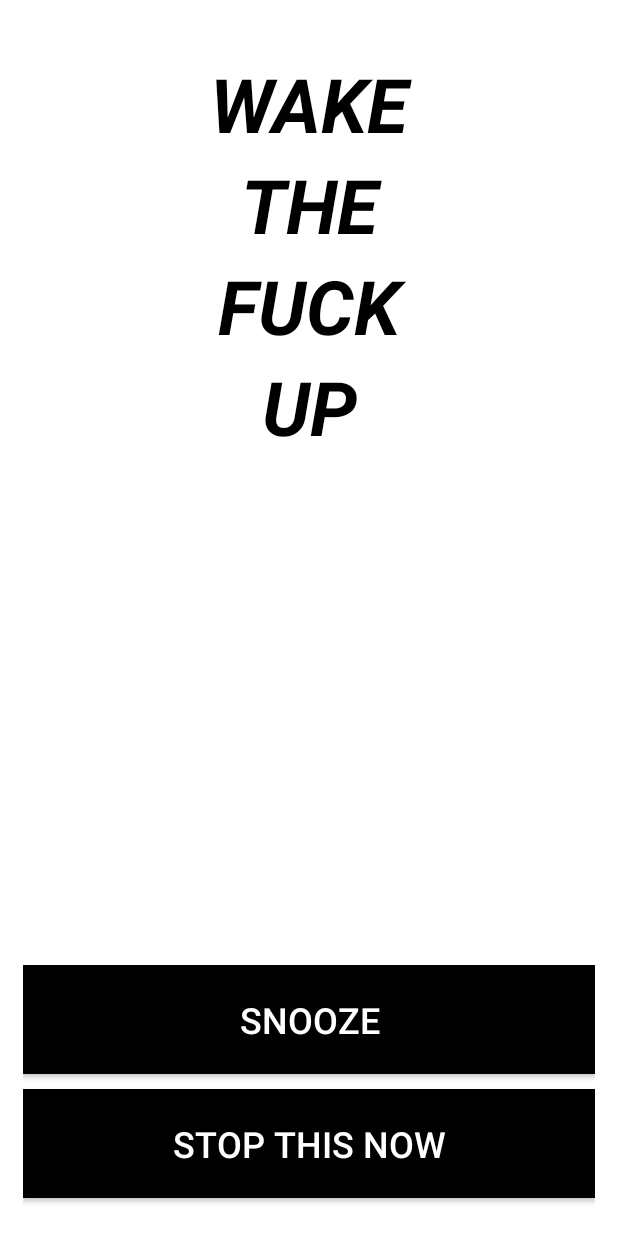
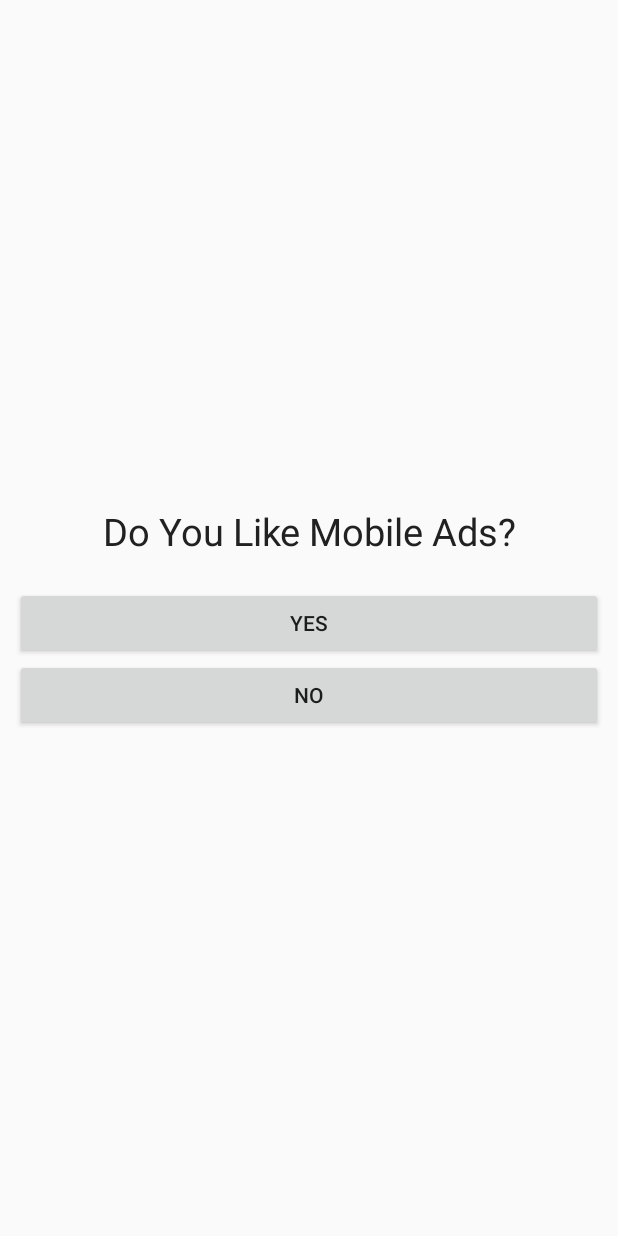
Before and after one commit to nickclaw/wtfu, an Android app: the WakeTheFuckUpActivity screen opened directly, with no data from a screen before it, after a tap on "STOP THIS NOW", on a phone screen of 412 x 824 dp. Run offline under Robolectric (Android 15) with nearby library versions, the phone set to English and light mode, and no system bars; our stand-ins replace AdMob.

Commit message:
WatchAdActivity complete

```diff
--- a/app/build.gradle
+++ b/app/build.gradle
@@ -23,5 +23,5 @@ dependencies {
     compile fileTree(dir: 'libs', include: ['*.jar'])
     compile 'com.android.support:appcompat-v7:21.0.3'
     compile 'com.google.code.gson:gson:2.3.1'
-    compile 'com.google.android.gms:play-services:6.+'
+    compile 'com.google.android.gms:play-services:6.1.71'
 }
--- a/app/src/main/java/edu/washington/austindg/wtfu/WakeTheFuckUpActivity.java
+++ b/app/src/main/java/edu/washington/austindg/wtfu/WakeTheFuckUpActivity.java
@@ -11,6 +11,8 @@ import android.view.View;
 import android.widget.Button;
 import android.widget.LinearLayout;
 import android.widget.TextView;
+
+import edu.washington.austindg.wtfu.wakeup.WatchAdActivity;
 
 
 public class WakeTheFuckUpActivity extends Activity {
@@ -54,11 +56,29 @@ public class WakeTheFuckUpActivity extends Activity {
         stopBtn.setOnClickListener(new View.OnClickListener() {
             @Override
             public void onClick(View v) {
-                // launch wakeup from here with the alarm that started this
-                // stop alarm there with AlarmScheduler methods
-
+                startWakeupActivity();
             }
         });
+    }
+
+    // start a random wakeup activity here
+    public void startWakeupActivity() {
+        // pick the random wakeup activity here!
+        // return a result and relaunch if bad result? (may need param to indicate last activity)
+        Intent wakeupAdIntent = new Intent(WakeTheFuckUpActivity.this, WatchAdActivity.class);
+        startActivityForResult(wakeupAdIntent, 1);
+    }
+
+    @Override
+    protected void onActivityResult(int requestCode, int resultCode, Intent data) {
+        if (requestCode == 1) {
+            if(resultCode == RESULT_OK){
+                finish();
+            }
+            if (resultCode == RESULT_CANCELED) {
+                startWakeupActivity();
+            }
+        }
     }
 
     public void startSeizureLoop() {
--- /dev/null
+++ b/app/src/main/java/edu/washington/austindg/wtfu/wakeup/WatchAdActivity.java
@@ -0,0 +1,92 @@
+package edu.washington.austindg.wtfu.wakeup;
+
+import android.app.Activity;
+import android.content.Context;
+import android.content.Intent;
+import android.os.Bundle;
+import android.telephony.TelephonyManager;
+import android.view.View;
+import android.widget.Button;
+import android.widget.TextView;
+import android.widget.Toast;
+
+import com.google.android.gms.ads.AdListener;
+import com.google.android.gms.ads.AdRequest;
+import com.google.android.gms.ads.InterstitialAd;
+
+import edu.washington.austindg.wtfu.DeviceControl;
+import edu.washington.austindg.wtfu.R;
+import edu.washington.austindg.wtfu.WakeTheFuckUpActivity;
+
+public class WatchAdActivity extends Activity {
+
+    public static final String TAG = WatchAdActivity.class.getSimpleName();
+    private InterstitialAd mInterstitialAd;
+    private Button mNextLevelButton;
+    private TextView mTextView;
+    private int views;
+
+    @Override
+    public void onCreate(Bundle savedInstanceState) {
+        super.onCreate(savedInstanceState);
+
+        views = 0;
+
+        TelephonyManager tm =(TelephonyManager)getBaseContext().getSystemService(Context.TELEPHONY_SERVICE);
+        String deviceId = tm.getDeviceId();
+
+        mInterstitialAd = new InterstitialAd(this);
+        mInterstitialAd.setAdUnitId(getString(R.string.banner_ad_unit_id));
+        // create an ad request.
+        final AdRequest.Builder adRequestBuilder = new AdRequest.Builder();
+
+        // Note: May only work on my (austin's) device
+        // Will need to test on others
+        adRequestBuilder.addTestDevice("16D778BE48D93C26B0DCEE8EECB56D0B");
+        mInterstitialAd.setAdListener(new AdListener() {
+            @Override
+            public void onAdLoaded() {
+                Toast.makeText(WatchAdActivity.this, "Enjoy the Ad, MF", Toast.LENGTH_SHORT).show();
+            }
+
+            @Override
+            public void onAdClosed() {
+                mInterstitialAd.loadAd(adRequestBuilder.build());
+                views++;
+            }
+        });
+        mInterstitialAd.loadAd(adRequestBuilder.build());
+        setContentView(R.layout.activity_watch_ad);
+        Button yesBtn = (Button) findViewById(R.id.yes_btn);
+        Button noBtn = (Button) findViewById(R.id.no_btn);
+        View.OnClickListener btnListener = new View.OnClickListener() {
+            @Override
+            public void onClick(View view) {
+                if (views < 5 && mInterstitialAd.isLoaded()) {
+                    mInterstitialAd.show();
+                } else {
+                    DeviceControl.stopAlarmAudio(WatchAdActivity.this);
+                    finishActivityWithResultCode(RESULT_OK);
+                }
+            }
+        };
+        yesBtn.setOnClickListener(btnListener);
+        noBtn.setOnClickListener(btnListener);
+    }
+
+    @Override
+    public void onDestroy() {
+        super.onDestroy();
+        if(views < 5) {
+            finishActivityWithResultCode(RESULT_CANCELED);
+        } else {
+            finishActivityWithResultCode(RESULT_OK);
+        }
+    }
+
+    public void finishActivityWithResultCode(int resultCode) {
+        Intent startAgainIntent = new Intent(this, WakeTheFuckUpActivity.class);
+        setResult(resultCode, startAgainIntent);
+        finish();
+    }
+}
--- /dev/null
+++ b/app/src/main/res/layout/activity_watch_ad.xml
@@ -0,0 +1,44 @@
+<RelativeLayout xmlns:android="http://schemas.android.com/apk/res/android"
+    xmlns:tools="http://schemas.android.com/tools"
+    xmlns:ads="http://schemas.android.com/apk/res-auto"
+    android:layout_width="match_parent"
+    android:layout_height="match_parent"
+    tools:context="edu.washington.austindg.wtfu.wakeup.WatchAdActivity"
+    android:padding="10dp">
+
+    <LinearLayout
+        android:layout_width="match_parent"
+        android:layout_height="wrap_content"
+        android:orientation="vertical"
+        android:layout_centerInParent="true">
+        <TextView
+            android:layout_width="match_parent"
+            android:layout_height="wrap_content"
+            android:text="Do You Like Mobile Ads?"
+            android:textSize="25dp"
+            android:gravity="center"
+            android:textColor="#ff212121"
+            android:paddingBottom="20dp" />
+
+        <Button
+            android:layout_width="match_parent"
+            android:layout_height="wrap_content"
+            android:text="YES"
+            android:id="@+id/yes_btn"
+            android:layout_gravity="center_horizontal"
+            android:paddingTop="10dp"
+            android:paddingBottom="10dp" />
+
+        <Button
+            android:layout_width="match_parent"
+            android:layout_height="wrap_content"
+            android:text="No"
+            android:id="@+id/no_btn"
+            android:gravity="center"
+            android:layout_gravity="center_horizontal"
+            android:paddingBottom="10dp"
+            android:paddingTop="10dp" />
+    </LinearLayout>
+
+
+</RelativeLayout>
--- a/app/src/main/res/values/strings.xml
+++ b/app/src/main/res/values/strings.xml
@@ -18,4 +18,7 @@
     <string name="title_activity_wake_the_fuck_up">WakeTheFuckUpActivity</string>
     <string name="title_activity_adventure">AdventureActivity</string>
 
+    <!-- Ads -->
+    <string name="banner_ad_unit_id">ca-app-pub-3940256099942544/6300978111</string>
+    <string name="title_activity_watch_ad">WatchAdActivity</string>
 </resources>
```
Also changed, not shown: app/src/main/AndroidManifest.xml (+13 -6 lines), app/src/main/res/menu/menu_watch_ad.xml (added, +7 -0 lines), 1 other file.
